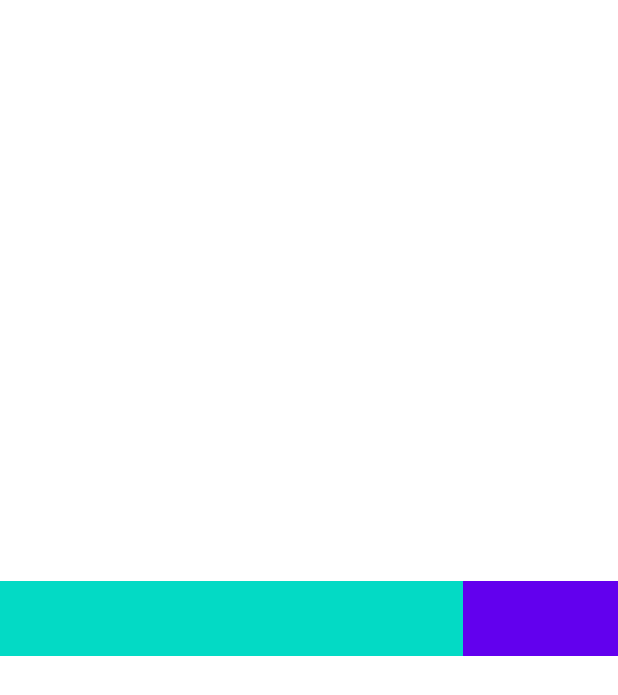
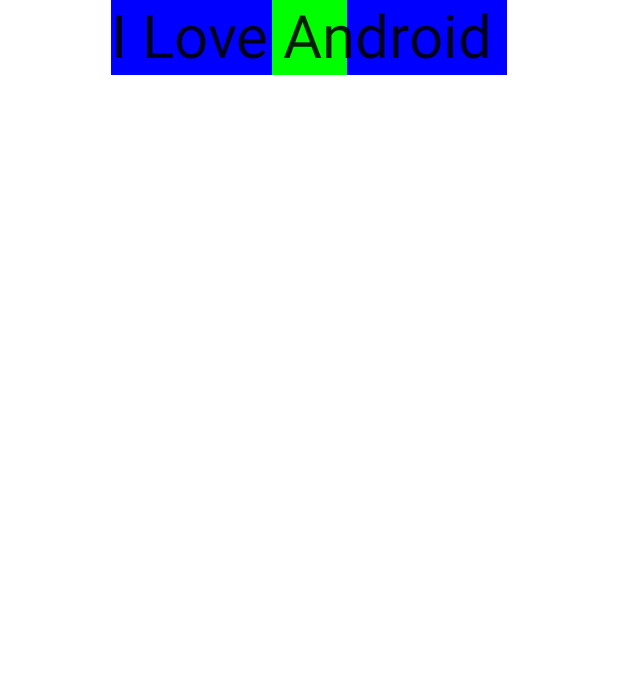
Before and after one commit to ndemeyvan/learn_jetpack_compose, an Android app built with Jetpack Compose: the screen it shows after launch (MainActivity), on a phone screen of 412 x 824 dp. Shown: the top 695 px of the screen. Run offline under Robolectric (Android 15) with nearby library versions, the phone set to English and light mode, and no system bars.

Commit message:
learn box in jetpack compose

```diff
--- a/app/src/main/java/com/sevengps/learn_jetpack_compose/MainActivity.kt
+++ b/app/src/main/java/com/sevengps/learn_jetpack_compose/MainActivity.kt
@@ -1,18 +1,19 @@
 package com.sevengps.learn_jetpack_compose
 
-import android.graphics.Color
 import android.os.Bundle
 import androidx.activity.ComponentActivity
 import androidx.activity.compose.setContent
+import androidx.compose.foundation.background
 import androidx.compose.foundation.layout.*
-import androidx.compose.foundation.layout.Arrangement.SpaceBetween
 import androidx.compose.material.MaterialTheme
 import androidx.compose.material.Surface
+import androidx.compose.material.Text
 import androidx.compose.runtime.Composable
 import androidx.compose.ui.Alignment
 import androidx.compose.ui.Modifier
 import androidx.compose.ui.tooling.preview.Preview
 import androidx.compose.ui.unit.dp
+import androidx.compose.ui.unit.sp
 import com.sevengps.learn_jetpack_compose.ui.theme.Learn_jetpack_composeTheme
 
 class MainActivity : ComponentActivity() {
@@ -22,14 +23,7 @@ class MainActivity : ComponentActivity() {
             Learn_jetpack_composeTheme {
                 // A surface container using the 'background' color from the theme
                 Surface(color = MaterialTheme.colors.background) {
-                    Row(
-                        modifier = Modifier.fillMaxSize(),
-                        horizontalArrangement = Arrangement.SpaceAround,
-                        verticalAlignment = Alignment.CenterVertically
-                    ) {
-                        Item(weight = 3f, color = MaterialTheme.colors.secondary)
-                        Item(weight = 1f, color = MaterialTheme.colors.primary)
-                    }
+                    Screen()
                 }
             }
         }
@@ -37,18 +31,27 @@ class MainActivity : ComponentActivity() {
 }
 
 
-///Certaine propriete de colonne pour
-// etre utiliser doivent etre dans le scope de la colonne
-//D'ou l'importance d'ajouter un ColumnScope/RowScope
 @Composable
-fun RowScope.Item(weight: Float, color: androidx.compose.ui.graphics.Color) {
-    Surface(
-        modifier = Modifier
-            .width(50.dp)
-            .height(50.dp)
-            .weight(weight),
-        color = color
-    ) {}
+fun Screen() {
+    Box(
+        modifier = Modifier.fillMaxSize(),
+        contentAlignment = Alignment.TopCenter
+
+    ) {
+        Box(
+            modifier = Modifier
+                .background(color = androidx.compose.ui.graphics.Color.Blue),
+            contentAlignment = Alignment.Center
+        ) {
+            Box(
+                modifier = Modifier
+                    .height(50.dp)
+                    .width(50.dp)
+                    .background(androidx.compose.ui.graphics.Color.Green)
+            )
+            Text(text = "I Love Android ", fontSize = 40.sp)
+        }
+    }
 }
 
 
@@ -56,15 +59,7 @@ fun RowScope.Item(weight: Float, color: androidx.compose.ui.graphics.Color) {
 @Composable
 fun DefaultPreview() {
     Learn_jetpack_composeTheme {
-        //Le modifier Modifier.fillMaxSize() demande de remplir l'ecran
-        Row(
-            modifier = Modifier.fillMaxSize(),
-            horizontalArrangement = Arrangement.SpaceAround,
-            verticalAlignment = Alignment.CenterVertically
-        ) {
-            Item(weight = 3f, color = MaterialTheme.colors.secondary)
-            Item(weight = 1f, color = MaterialTheme.colors.primary)
-        }
+        Screen()
 
     }
 }
```
